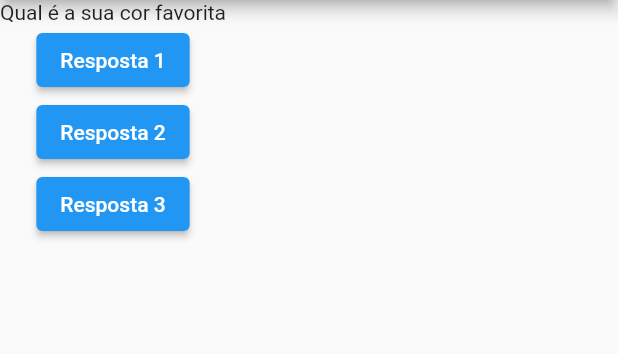
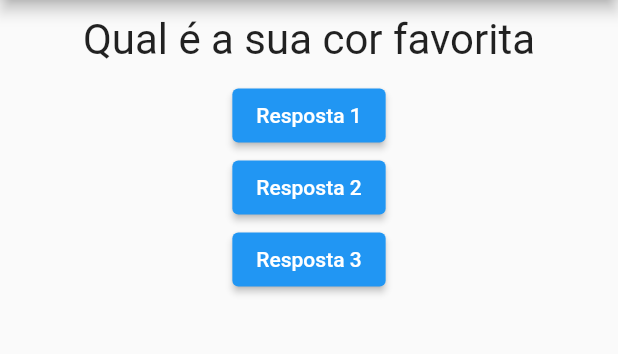
Before and after one commit to JeanCamargoReal/perguntas, a Flutter app: the screen it shows after launch, on a phone screen of 412 x 824 dp, the part 84-438 px from its top. Run offline on Flutter 3.47's test engine with Material 2 defaults, Android fonts, the phone set to English and light mode, and no system bars.

Commit message:
Aplicando estilo ao Widget Questão

```diff
--- a/lib/main.dart
+++ b/lib/main.dart
@@ -1,9 +1,11 @@
 import 'package:flutter/material.dart';
 import './questao.dart';
 
-main() => runApp(PerguntaApp());
+main() => runApp(const PerguntaApp());
 
 class PerguntaApp extends StatefulWidget {
+  const PerguntaApp({super.key});
+
   @override
   State<PerguntaApp> createState() => _PerguntaAppState();
 }
--- a/lib/questao.dart
+++ b/lib/questao.dart
@@ -7,6 +7,14 @@ class Questao extends StatelessWidget {
 
   @override
   Widget build(BuildContext context) {
-    return Text(texto);
+    return Container(
+      width: double.infinity,
+      margin: const EdgeInsets.all(10),
+      child: Text(
+        texto,
+        style: const TextStyle(fontSize: 28),
+        textAlign: TextAlign.center,
+      ),
+    );
   }
 }
```
Also changed, not shown: 144 other files.
